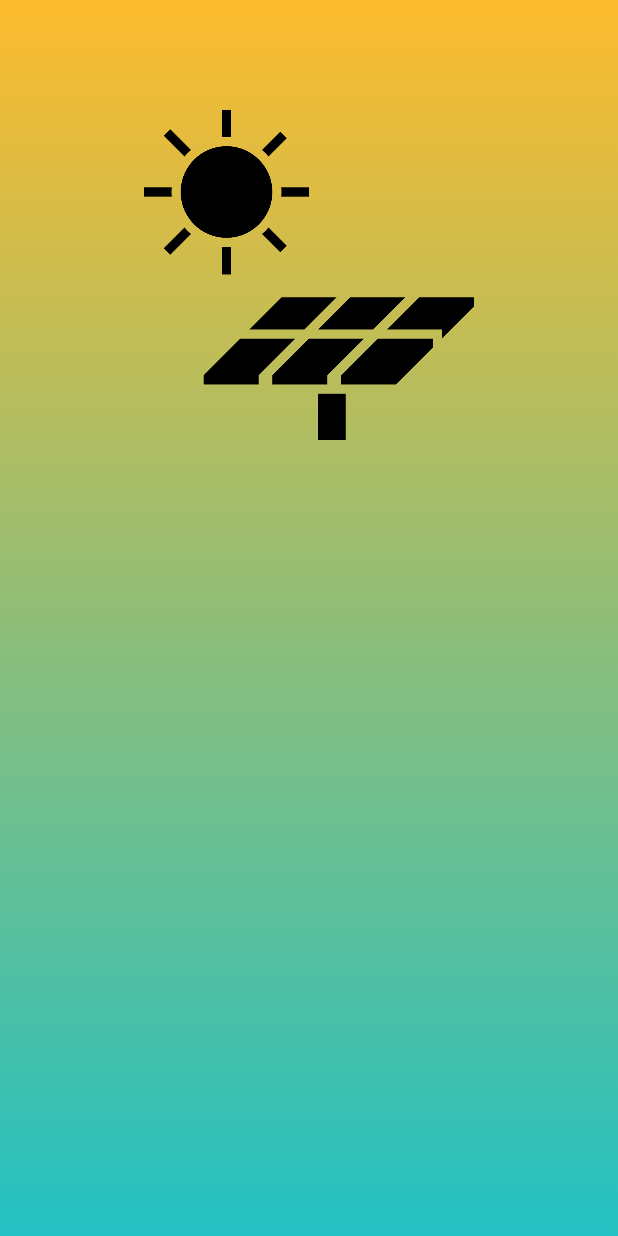
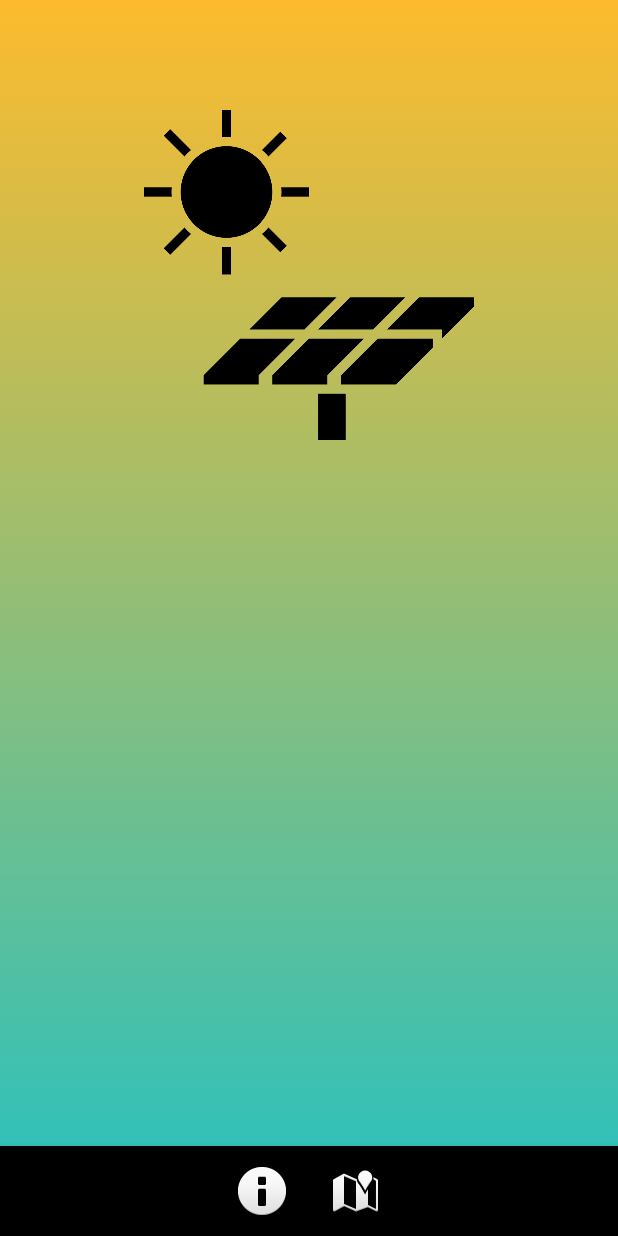
Before and after one commit to kkoni88/SolarSystem, an Android app: the layout activity_main.xml on its own in the app's theme, with its tools: preview values and no code run, on a phone screen of 412 x 824 dp. Run offline under Robolectric (Android 15) with nearby library versions, the phone set to English and light mode, and no system bars; network calls fail.

Commit message:
added bottomNavigationView

```diff
--- a/app/src/main/res/layout/activity_main.xml
+++ b/app/src/main/res/layout/activity_main.xml
@@ -36,19 +36,51 @@
         app:layout_constraintStart_toStartOf="parent"
         app:layout_constraintTop_toBottomOf="@+id/solar_pic" />
 
-    <TextView
-        android:id="@+id/envBenefits"
-        android:layout_width="wrap_content"
-        android:layout_height="wrap_content"
-        android:layout_marginTop="40dp"
-        android:layout_marginStart="10dp"
-        android:layout_marginEnd="10dp"
-        android:textColor="@color/statusTextColor"
-        android:text=""
-        app:layout_constraintEnd_toEndOf="parent"
+    <!--<TextView-->
+    <!--android:id="@+id/envBenefits"-->
+    <!--android:layout_width="wrap_content"-->
+    <!--android:layout_height="wrap_content"-->
+    <!--android:layout_marginTop="20dp"-->
+    <!--android:layout_marginBottom="20dp"-->
+    <!--android:layout_marginStart="10dp"-->
+    <!--android:layout_marginEnd="10dp"-->
+    <!--android:textColor="@color/statusTextColor"-->
+    <!--android:text=""-->
+    <!--app:layout_constraintEnd_toEndOf="parent"-->
+    <!--app:layout_constraintStart_toStartOf="parent"-->
+    <!--app:layout_constraintBottom_toBottomOf="parent">-->
+
+    <!--</TextView>-->
+
+    <android.support.design.widget.BottomNavigationView
+        android:layout_width="match_parent"
+        android:layout_height="60dp"
+        app:layout_constraintBottom_toBottomOf="parent"
         app:layout_constraintStart_toStartOf="parent"
-        app:layout_constraintTop_toBottomOf="@+id/status">
+        tools:layout_editor_absoluteX="8dp">
 
-    </TextView>
+        <LinearLayout
+            android:layout_width="match_parent"
+            android:layout_height="match_parent"
+            android:gravity="center">
+
+            <ImageView
+                android:id="@+id/envBenefitsImageView"
+                android:layout_width="wrap_content"
+                android:layout_height="wrap_content"
+                android:paddingStart="15dp"
+                android:paddingEnd="15dp"
+                app:srcCompat="@android:drawable/ic_dialog_info" />
+
+            <ImageView
+                android:id="@+id/mapImageViewimageView"
+                android:layout_width="wrap_content"
+                android:layout_height="wrap_content"
+                android:paddingStart="15dp"
+                android:paddingEnd="15dp"
+                app:srcCompat="@android:drawable/ic_dialog_map" />
+        </LinearLayout>
+
+    </android.support.design.widget.BottomNavigationView>
 
 </android.support.constraint.ConstraintLayout>
```
Also changed, not shown: app/build.gradle (+7 -0 lines), app/src/main/java/com/kkoni88/solarsystemapp/queries/DailySiteEnergy.java (+9 -5 lines), app/src/main/java/com/kkoni88/solarsystemapp/queries/SiteEnvironmentalBenefits.java (+48 -24 lines).
